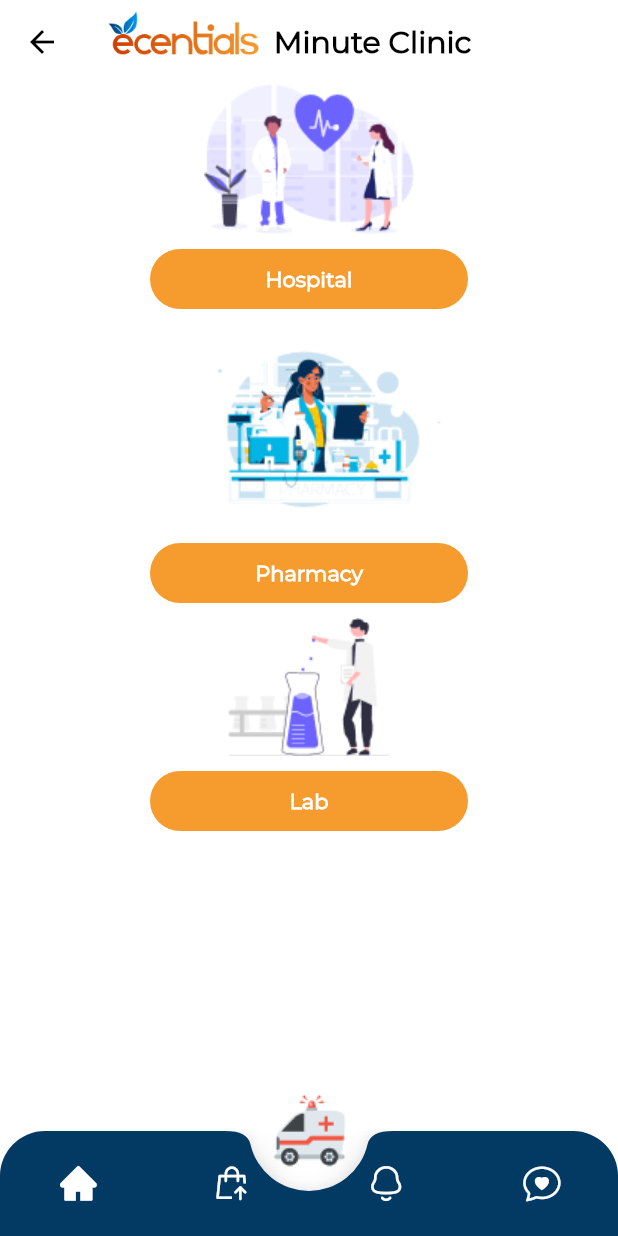
After one commit to akuetteh51/ecentials, a Flutter app: the screen it shows after launch, after a tap on "Minute Clinic", on a phone screen of 412 x 824 dp. The commit adds this screen. Run offline on Flutter 3.47's test engine with Material 2 defaults, Android fonts, the phone set to English and light mode, and no system bars; our stand-ins replace animated_splash_screen, flutter_neumorphic, get, shared_preferences, smooth_page_indicator.

Commit message:
added folders for respective screen files

```diff
--- a/lib/main.dart
+++ b/lib/main.dart
@@ -15,7 +15,7 @@ Future main() async {
   final showSignup = preference.getBool('showSignup') ?? false;
 
   runApp(
-    MyApp(
+    const MyApp(
       showLogin: true,
       showSignup: false,
     ),
--- a/lib/src/screens/AuthScreens/login.dart
+++ b/lib/src/screens/AuthScreens/login.dart
@@ -151,7 +151,7 @@ class _LoginState extends State<Login> {
         final preference = await SharedPreferences.getInstance();
         preference.setBool("showSignup", true);
         Get.to(
-          () => const MainScreen(),
+          () => MainScreen(),
           transition: Transition.fadeIn,
           duration: const Duration(seconds: 1),
         );
--- a/lib/src/screens/AuthScreens/registration.dart
+++ b/lib/src/screens/AuthScreens/registration.dart
@@ -195,7 +195,7 @@ class _RegistrationState extends State<Registration> {
     final _signin = Button(
       onTap: () {
         Get.to(
-          () => const MainScreen(),
+          () => MainScreen(),
           transition: Transition.fadeIn,
           duration: const Duration(seconds: 1),
         );
--- a/lib/src/screens/AuthScreens/reset.dart
+++ b/lib/src/screens/AuthScreens/reset.dart
@@ -150,7 +150,7 @@ class _PasswordResetState extends State<PasswordReset> {
     final _signin = GestureDetector(
       onTap: () {
         Get.to(
-          () => const MainScreen(),
+          () => MainScreen(),
           transition: Transition.fadeIn,
           duration: const Duration(seconds: 1),
         );
--- a/lib/src/screens/UserScreens/Home/MinuteClinic/minuteClinic.dart
+++ b/lib/src/screens/UserScreens/Home/MinuteClinic/minuteClinic.dart
@@ -2,6 +2,11 @@ import 'package:ecentialsclone/src/Themes/colors.dart';
 import 'package:ecentialsclone/src/Widgets/Dashboard.dart';
 import 'package:ecentialsclone/src/Widgets/bottomNavBar.dart';
 import 'package:ecentialsclone/src/Widgets/floatingAmbulance.dart';
+import 'package:ecentialsclone/src/screens/UserScreens/Chat/chat.dart';
+import 'package:ecentialsclone/src/screens/UserScreens/Home/MinuteClinic/minuteHome.dart';
+import 'package:ecentialsclone/src/screens/UserScreens/Home/homeScreen.dart';
+import 'package:ecentialsclone/src/screens/UserScreens/Notifications/notifications.dart';
+import 'package:ecentialsclone/src/screens/UserScreens/Store/store.dart';
 import 'package:flutter/material.dart';
 
 class MinuteClinic extends StatefulWidget {
@@ -12,22 +17,16 @@ class MinuteClinic extends StatefulWidget {
 }
 
 class _MinuteClinicState extends State<MinuteClinic> {
+  int currentIndex = 0;
+  Future<void> onPress(int index) async {
+    int myIndex = index;
+    setState(() {
+      currentIndex = myIndex;
+    });
+  }
+
   @override
   Widget build(BuildContext context) {
-    // Images
-    final _images = [
-      "assets/images/hospital.png",
-      "assets/images/pharmacy.png",
-      "assets/images/lab.png",
-    ];
-
-    // Button Names
-    final _btnNames = [
-      "Hospital",
-      "Pharmacy",
-      "Lab",
-    ];
-
     final _appBar = AppBar(
       backgroundColor: AppColors.primaryWhiteColor,
       foregroundColor: AppColors.primaryBlackColor,
@@ -45,27 +44,31 @@ class _MinuteClinicState extends State<MinuteClinic> {
             "Minute Clinic",
             style: TextStyle(
               fontSize: 20,
+              fontWeight: FontWeight.bold,
             ),
           )
         ],
       ),
     );
 
+    // Pages
+    final _pages = [
+      MinuteHome(),
+      Stores(),
+      Notifications(),
+      Chat(),
+    ];
+
     return Scaffold(
       backgroundColor: AppColors.primaryWhiteColor,
-      bottomNavigationBar: BottomNavBar(),
+      bottomNavigationBar: BottomNavBar(
+        backgroundColor: AppColors.primaryDeepColor,
+        onPressed: onPress,
+      ),
       floatingActionButton: FloatingAmbulance(),
       floatingActionButtonLocation: FloatingActionButtonLocation.centerDocked,
       appBar: _appBar,
-      body: ListView(
-        children: List.generate(
-          3,
-          (index) => DashBoard(
-            image: _images[index],
-            btnName: _btnNames[index],
-          ),
-        ),
-      ),
+      body: _pages[currentIndex],
     );
   }
 }
--- /dev/null
+++ b/lib/src/screens/UserScreens/Home/MinuteClinic/minuteHome.dart
@@ -0,0 +1,37 @@
+import 'package:ecentialsclone/src/Themes/colors.dart';
+import 'package:ecentialsclone/src/Widgets/Dashboard.dart';
+import 'package:flutter/material.dart';
+
+class MinuteHome extends StatelessWidget {
+  const MinuteHome({Key? key}) : super(key: key);
+
+  @override
+  Widget build(BuildContext context) {
+    // Images
+    final _images = [
+      "assets/images/hospital.png",
+      "assets/images/pharmacy.png",
+      "assets/images/lab.png",
+    ];
+
+    // Button Names
+    final _btnNames = [
+      "Hospital",
+      "Pharmacy",
+      "Lab",
+    ];
+
+    return Scaffold(
+      backgroundColor: AppColors.primaryWhiteColor,
+      body: ListView(
+        children: List.generate(
+          3,
+          (index) => DashBoard(
+            image: _images[index],
+            btnName: _btnNames[index],
+          ),
+        ),
+      ),
+    );
+  }
+}
--- a/lib/src/screens/UserScreens/main_screen.dart
+++ b/lib/src/screens/UserScreens/main_screen.dart
@@ -10,13 +10,24 @@ import 'package:ecentialsclone/src/screens/UserScreens/Store/store.dart';
 import 'package:flutter/material.dart';
 
 class MainScreen extends StatefulWidget {
-  const MainScreen({Key? key}) : super(key: key);
+  const MainScreen({
+    Key? key,
+  }) : super(key: key);
 
   @override
   State<MainScreen> createState() => _MainScreenState();
 }
 
 class _MainScreenState extends State<MainScreen> {
+  // Setting index to navigate to current page
+  int currentIndex = 0;
+  Future<void> onPress(int index) async {
+    int myIndex = index;
+    setState(() {
+      currentIndex = myIndex;
+    });
+  }
+
   @override
   Widget build(BuildContext context) {
     // Pages
@@ -40,9 +51,12 @@ class _MainScreenState extends State<MainScreen> {
           icon: const Icon(EcentialsIcons.menu_icon),
         ),
       ),
-      title: Image.asset(
-        "assets/images/logo.png",
-        scale: 1.5,
+      title: Container(
+        margin: EdgeInsets.only(bottom: 5),
+        child: Image.asset(
+          "assets/images/logo.png",
+          scale: 1.5,
+        ),
       ),
       centerTitle: true,
       actions: [
@@ -58,10 +72,12 @@ class _MainScreenState extends State<MainScreen> {
     return Scaffold(
       floatingActionButton: FloatingAmbulance(),
       floatingActionButtonLocation: FloatingActionButtonLocation.centerDocked,
-      bottomNavigationBar: BottomNavBar(),
+      bottomNavigationBar: BottomNavBar(
+        onPressed: onPress,
+      ),
       appBar: _appBar,
       drawer: const NavDrawer(),
-      body: _pages[BottomNavBar().onPressed],
+      body: _pages[currentIndex],
     );
   }
 }
```
Also changed, not shown: lib/src/Widgets/bottomNavBar.dart (+3 -7 lines).
